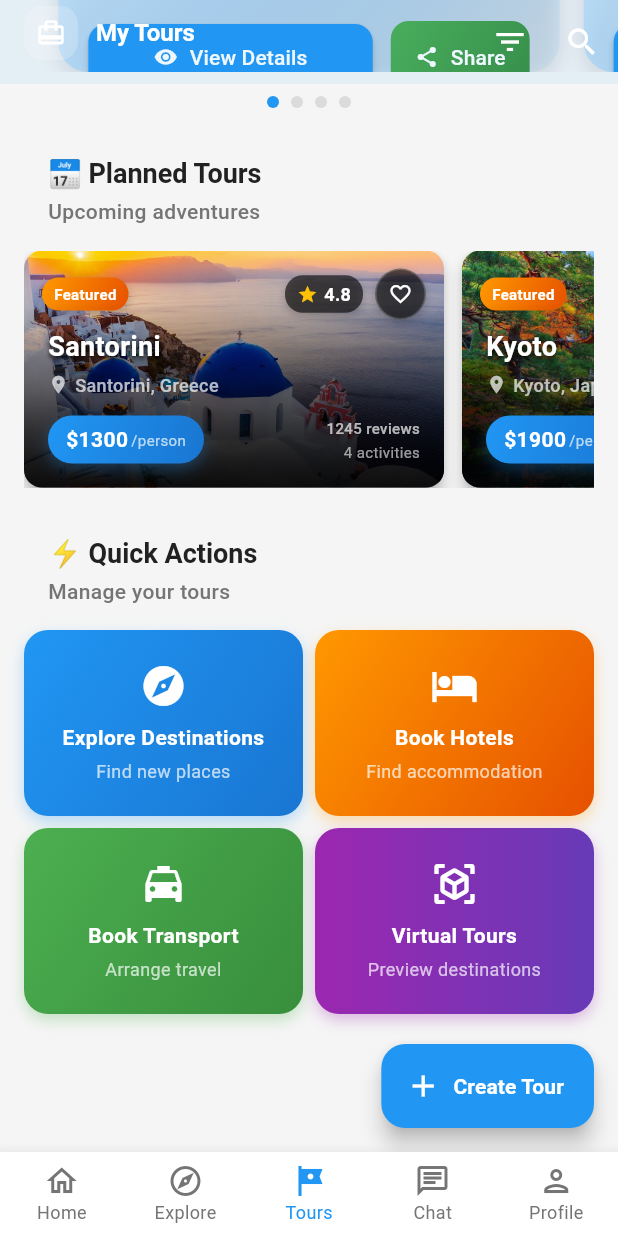
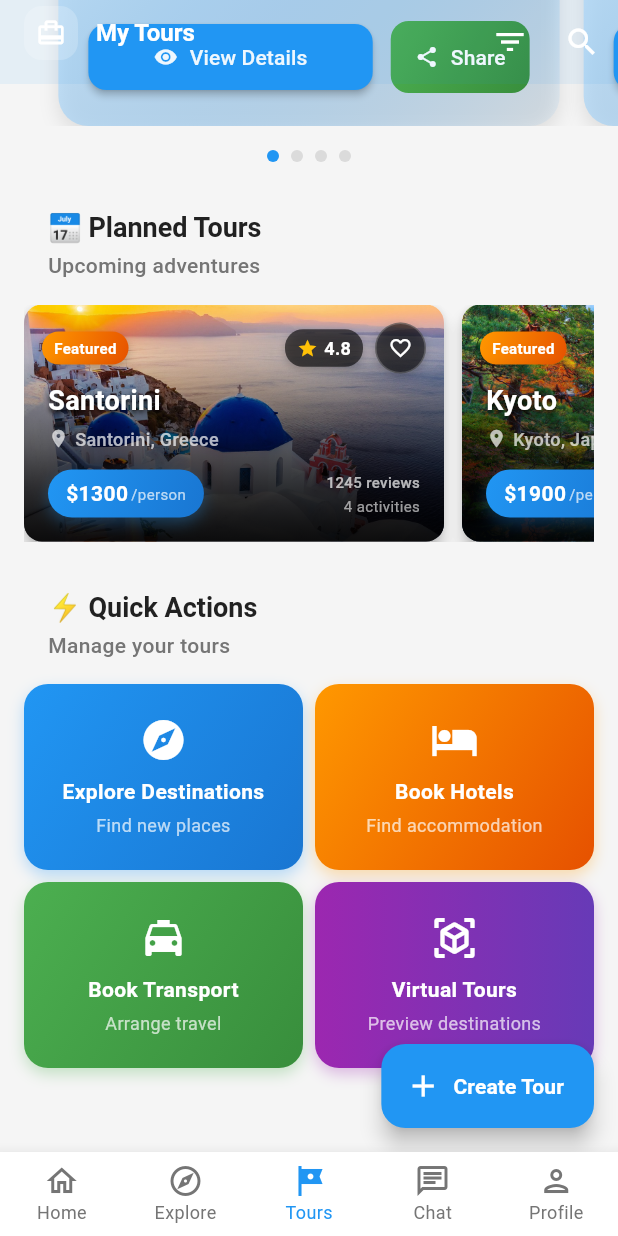
Before and after one commit to hasanm08/tour_leader, a Flutter app: the screen it shows after launch, item 3 of the bottom bar chosen, scrolled down 576 dp, on a phone screen of 412 x 824 dp. Run offline on Flutter 3.47's test engine with Material 3 defaults, Android fonts, the phone set to English and light mode, and no system bars; our stand-ins replace app_links, flutter_rating_bar, flutter_riverpod, flutter_staggered_animations, go_router, share_plus and 1 more; missing offline and left inert: social_share.

Commit message:
Increase height of PageView in tours_page to enhance display of tour items.

```diff
--- a/lib/presentation/pages/tours_page.dart
+++ b/lib/presentation/pages/tours_page.dart
@@ -445,7 +445,7 @@ class _ToursPageState extends ConsumerState<ToursPage>
                 const SizedBox(height: 16),
                 if (_tours.isNotEmpty) ...[
                   SizedBox(
-                    height: 280,
+                    height: 316,
                     child: PageView.builder(
                       controller: _pageController,
                       itemCount: _tours.length,
```
